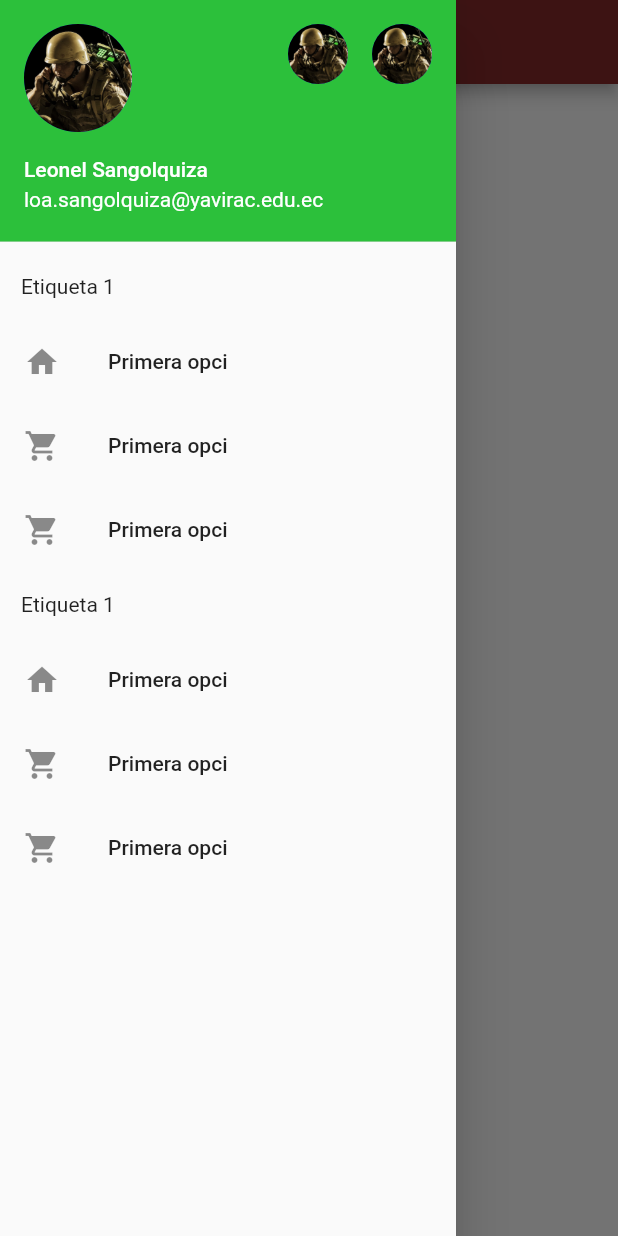
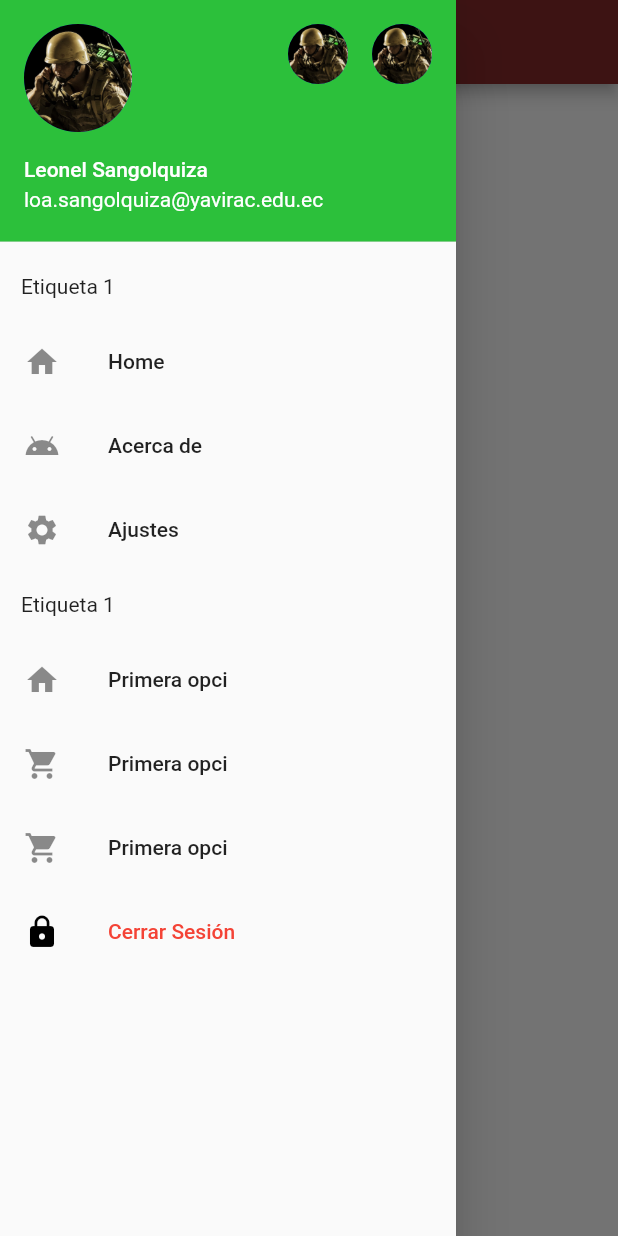
Before and after one commit to Leonel90/navegacion, a Flutter app: the MenuLateral screen opened by its route, with the side drawer open, on a phone screen of 412 x 824 dp. Run offline on Flutter 3.47's test engine with Material 2 defaults, Android fonts, the phone set to English and light mode, and no system bars.

Commit message:
cracion opción navegación de menu a home

```diff
--- a/navegar/lib/src/pages/menu_lateral.dart
+++ b/navegar/lib/src/pages/menu_lateral.dart
@@ -1,4 +1,5 @@
 import 'package:flutter/material.dart';
+import 'package:navegar/src/pages/home_pages.dart';
 
 class MenuLateral extends StatelessWidget {
   const MenuLateral({super.key});
@@ -43,15 +44,15 @@ class MenuLateral extends StatelessWidget {
             ),
             ListTile(
               leading: Icon(Icons.home),
-              title: Text("Primera opci"),
+              title: Text("Home"),
             ),
             ListTile(
-              leading: Icon(Icons.shopping_cart),
-              title: Text("Primera opci"),
+              leading: Icon(Icons.android),
+              title: Text("Acerca de"),
             ),
             ListTile(
-              leading: Icon(Icons.shopping_cart),
-              title: Text("Primera opci"),
+              leading: Icon(Icons.settings),
+              title: Text("Ajustes"),
             ),
             Padding(
               padding: EdgeInsets.all(14.0),
@@ -69,6 +70,24 @@ class MenuLateral extends StatelessWidget {
               leading: Icon(Icons.shopping_cart),
               title: Text("Primera opci"),
             ),
+            ListTile(
+              leading: Icon(
+                Icons.lock,
+                color: Colors.black,
+              ),
+              title: Text(
+                "Cerrar Sesión",
+                style: TextStyle(color: Colors.red),
+              ),
+              onTap: () {
+                decoration:
+                BoxDecoration(
+                  color: Colors.red,
+                );
+                Navigator.push(context,
+                    MaterialPageRoute(builder: (context) => HomePages()));
+              },
+            ),
           ],
         ),
       ),
```
Also changed, not shown: navegar/lib/src/pages/home_pages.dart (+12 -1 lines).
